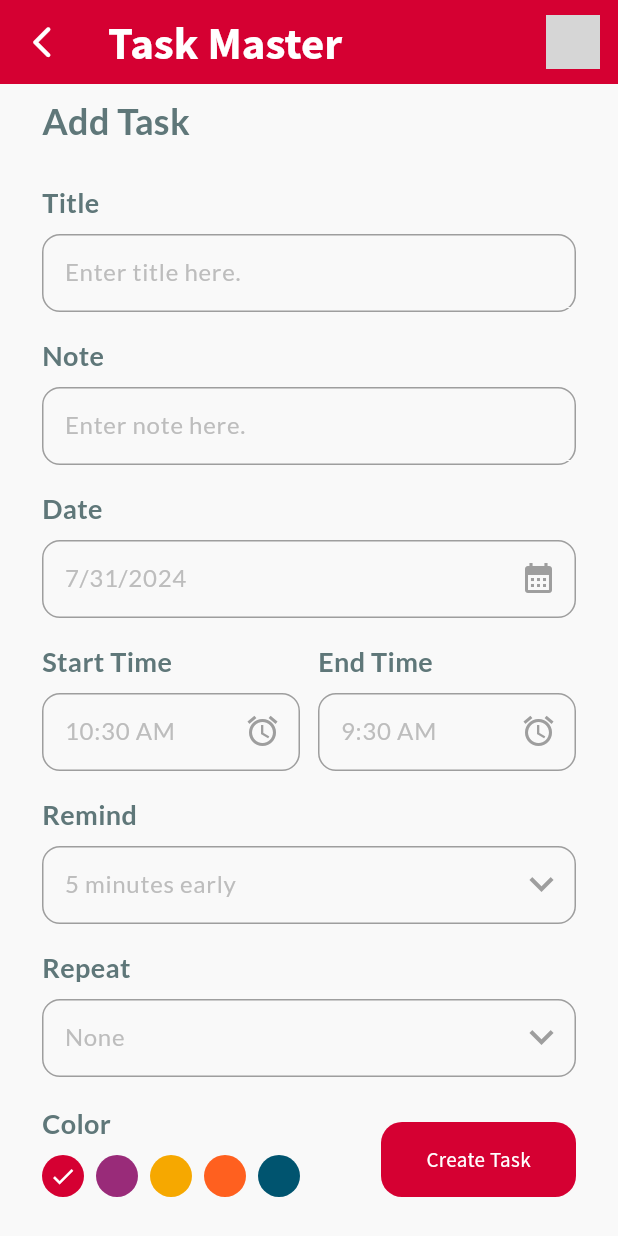
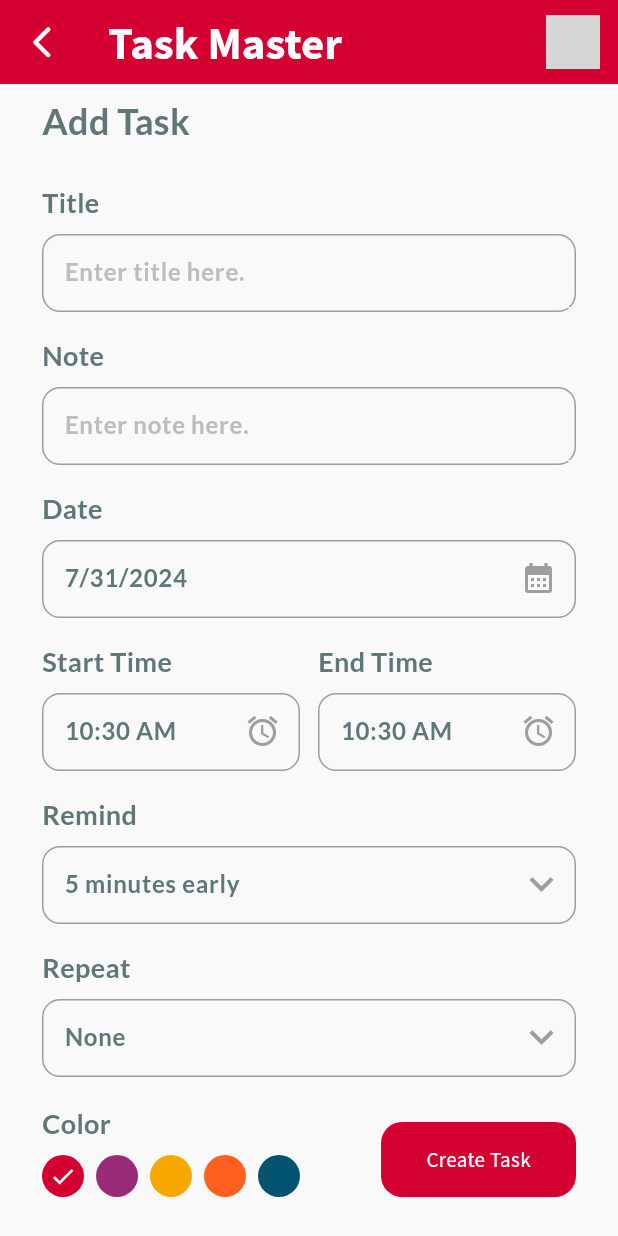
Before and after one commit to JohnNixon6972/EPIC-Think-Learn, a Flutter app: the AddTaskPage screen opened directly, on a phone screen of 412 x 824 dp. Run offline on Flutter 3.47's test engine with Material 3 defaults, Android fonts, the phone set to English and light mode, and no system bars; our stand-ins replace animated_text_kit, cached_network_image, cloud_firestore, confetti, date_picker_timeline, firebase_auth and 16 more; missing offline and left inert: circular_reveal_animation, morphable_shape, spring; accounts and stored records are empty; network calls fail; grey boxes are pictures that could not be loaded.

Commit message:
Updated textstyles in taskmaster

```diff
--- a/epic/lib/cores/activities/task_master/pages/add_task_page.dart
+++ b/epic/lib/cores/activities/task_master/pages/add_task_page.dart
@@ -27,7 +27,7 @@ class _AddTaskPageState extends State<AddTaskPage> {
   DateTime _selectedDate = DateTime.now();
   String? _startTime = DateFormat('hh:mm a').format(DateTime.now()).toString();
 
-  String? _endTime = "9:30 AM";
+  String? _endTime = DateFormat('hh:mm a').format(DateTime.now()).toString();
   int _selectedColor = 0;
 
   int _selectedRemind = 5;
@@ -122,13 +122,16 @@ class _AddTaskPageState extends State<AddTaskPage> {
                   title: "Title",
                   hint: "Enter title here.",
                   controller: _titleController,
+                  isValue: false,
                 ),
                 InputField(
                     title: "Note",
                     hint: "Enter note here.",
+                    isValue: false,
                     controller: _noteController),
                 InputField(
                   title: "Date",
+                  isValue: true,
                   hint: DateFormat.yMd().format(_selectedDate),
                   widget: IconButton(
                     icon: (const Icon(
@@ -144,6 +147,7 @@ class _AddTaskPageState extends State<AddTaskPage> {
                   children: [
                     Expanded(
                       child: InputField(
+                        isValue: true,
                         title: "Start Time",
                         hint: _startTime,
                         widget: IconButton(
@@ -163,6 +167,7 @@ class _AddTaskPageState extends State<AddTaskPage> {
                     ),
                     Expanded(
                       child: InputField(
+                        isValue: true,
                         title: "End Time",
                         hint: _endTime,
                         widget: IconButton(
@@ -179,6 +184,7 @@ class _AddTaskPageState extends State<AddTaskPage> {
                   ],
                 ),
                 InputField(
+                  isValue: true,
                   title: "Remind",
                   hint: "$_selectedRemind minutes early",
                   widget: Row(
@@ -209,6 +215,7 @@ class _AddTaskPageState extends State<AddTaskPage> {
                   ),
                 ),
                 InputField(
+                  isValue: true,
                   title: "Repeat",
                   hint: _selectedRepeat,
                   widget: Row(
@@ -379,14 +386,31 @@ class _AddTaskPageState extends State<AddTaskPage> {
         String? _formatedTime = _pickedTime.format(context);
         debugPrint(_formatedTime);
         _startTime = _formatedTime;
+        _endTime = _formatedTime;
       });
     else if (!isStartTime) {
+      if (toDouble(_pickedTime) <
+              toDouble(TimeOfDay(
+                  hour: int.parse(_startTime!.split(":")[0]),
+                  minute:
+                      int.parse(_startTime!.split(":")[1].split(" ")[0]))) ||
+          toDouble(_pickedTime) ==
+              toDouble(TimeOfDay(
+                  hour: int.parse(_startTime!.split(":")[0]),
+                  minute:
+                      int.parse(_startTime!.split(":")[1].split(" ")[0])))) {
+        ScaffoldMessenger.of(context).showSnackBar(const SnackBar(
+          content: Text("End time cannot be less than start time."),
+          duration: Duration(seconds: 2),
+        ));
+        return;
+      }
+
       setState(() {
         String? _formatedTime = _pickedTime.format(context);
         debugPrint(_formatedTime);
         _endTime = _formatedTime;
       });
-      //_compareTime();
     }
   }
 
--- a/epic/lib/cores/activities/task_master/widgets/input_field.dart
+++ b/epic/lib/cores/activities/task_master/widgets/input_field.dart
@@ -6,9 +6,11 @@ class InputField extends StatelessWidget {
   final TextEditingController? controller;
   final String? hint;
   final Widget? widget;
+  final bool isValue;
 
   const InputField(
       {super.key,
+      required this.isValue,
       required this.title,
       this.controller,
       required this.hint,
@@ -46,10 +48,14 @@ class InputField extends StatelessWidget {
                     cursorColor: Colors.grey[600],
                     readOnly: widget == null ? false : true,
                     controller: controller,
-                    style: AppConstants.subTitleTextStyle,
+                    style: AppConstants.subTitleTextStyle.copyWith(
+                        color: AppConstants.secondaryTextColor,
+                        fontWeight: FontWeight.bold),
                     decoration: InputDecoration(
                       hintText: hint,
-                      hintStyle: AppConstants.subTitleTextStyle,
+                      hintStyle: !isValue? AppConstants.subTitleTextStyle:AppConstants.subTitleTextStyle.copyWith(
+                        color: AppConstants.secondaryTextColor,
+                        fontWeight: FontWeight.bold),
                       focusedBorder: const UnderlineInputBorder(
                         borderSide: BorderSide(
                           color: AppConstants.primaryBackgroundColor,
```
Also changed, not shown: epic/lib/features/discover/pages/discover.dart (+25 -38 lines).
